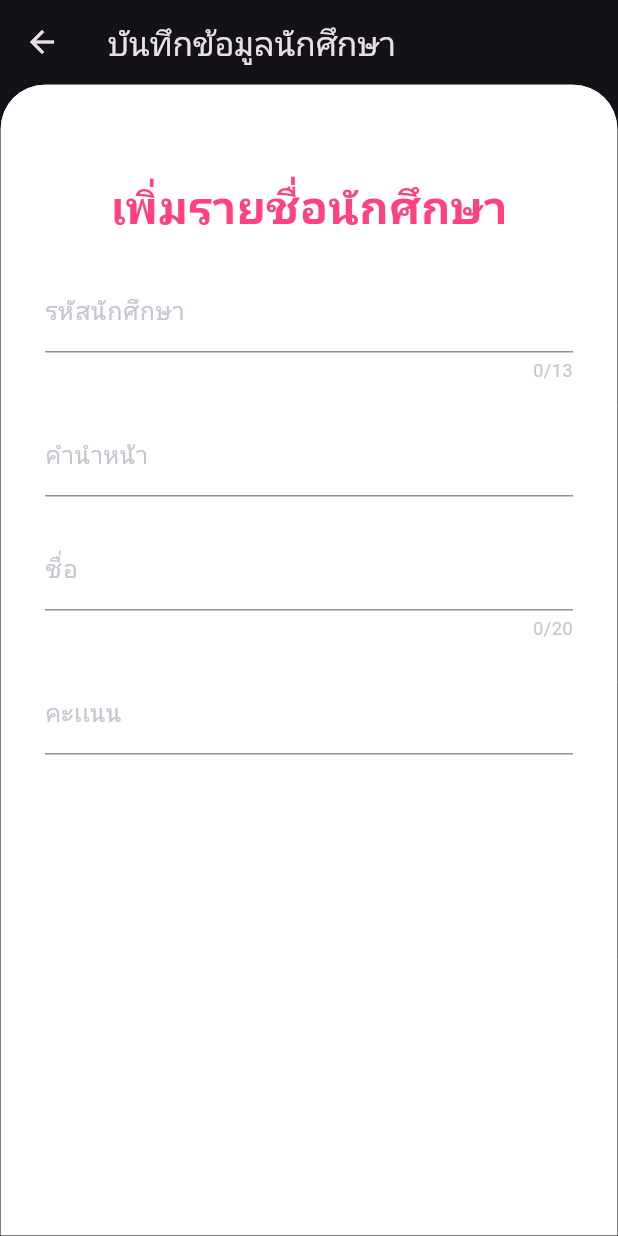
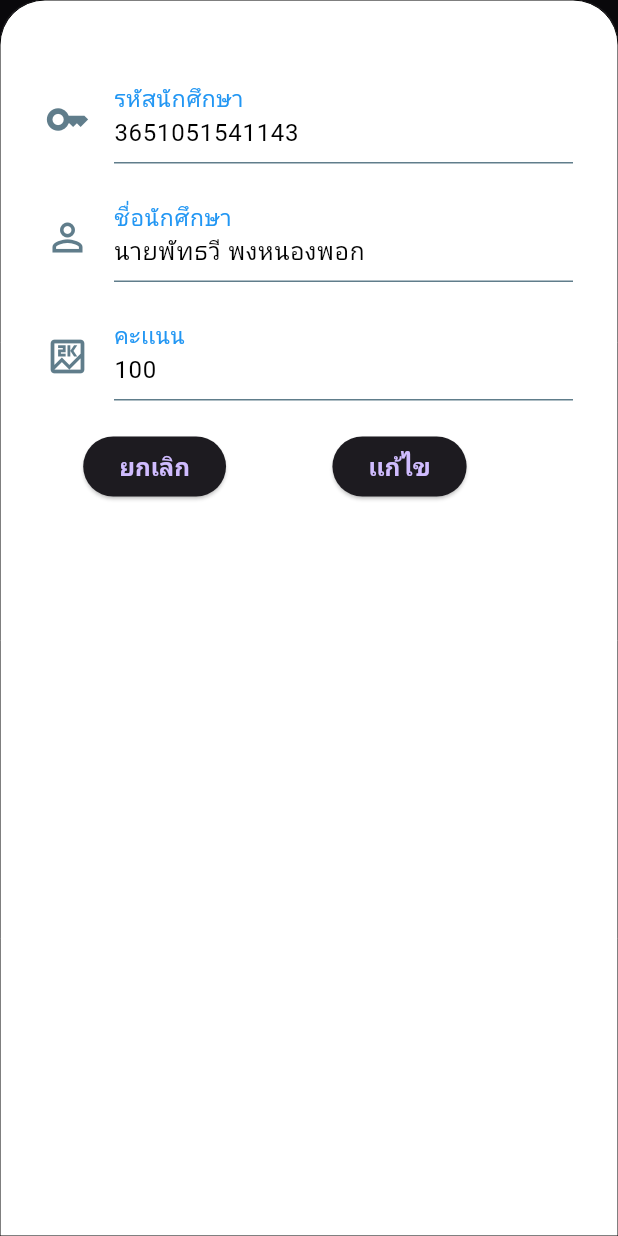
Before and after one commit to AuPattavee1143/student_flutter_app, a Flutter app: the screen it shows after launch, after a tap on an icon or button, on a phone screen of 412 x 824 dp. Run offline on Flutter 3.47's test engine with Material 3 defaults, Android fonts, the phone set to English and light mode, and no system bars.

Commit message:
third commit

```diff
--- a/lib/edit_screen.dart
+++ b/lib/edit_screen.dart
@@ -1,4 +1,5 @@
 import 'package:flutter/material.dart';
+import 'package:student_flutter_app/student.dart';
 
 class EditScreen extends StatefulWidget {
   final int index;
@@ -9,18 +10,22 @@ class EditScreen extends StatefulWidget {
 }
 
 class _EditScreenState extends State<EditScreen> {
-  final _fromkey = GlobalKey<FormState>();
-  String _id = '', _name = '';
-  int _score = 0;
-  String? _gender;
-
-  final List<String> titleList = ['นาย', 'นางสาว'];
+  var nameController = TextEditingController();
+  var idController = TextEditingController();
+  var scoreController = TextEditingController();
 
   @override
   Widget build(BuildContext context) {
-    return Scaffold(
-      appBar: AppBar(title: const Text('บันทึกข้อมูลนักศึกษา'),),
-      body: Container(
+
+
+    var numItem = widget.index;
+    if (numItem >= 0){
+      idController.text = Student.studentItems[numItem]['id'];
+      nameController.text = Student.studentItems[numItem]['name'];
+      scoreController.text = Student.studentItems[numItem]['score'].toString();
+    }
+
+    return  Container(
       padding: const EdgeInsets.all(30),
       decoration: BoxDecoration(
         color: Colors.white,
@@ -32,88 +37,99 @@ class _EditScreenState extends State<EditScreen> {
       ),
       child: Column(
         children: [
-            const SizedBox(height: 30,),
-            const Text('เพิ่มรายชื่อนักศึกษา',style: TextStyle(color: Colors.pinkAccent,fontSize: 30,fontWeight: FontWeight.bold),),
           const SizedBox(height: 20,),
-            Form(
-              key: _fromkey,
-              child: Column(
-                children: [
-                  TextFormField(
-                    maxLength: 13,
-                    keyboardType: TextInputType.number,
+          TextField(
+            controller: idController,
             style: const TextStyle(color: Colors.black),
             decoration: const InputDecoration(
-                      label: Text('รหัสนักศึกษา',style: TextStyle(fontSize: 16),)
+              labelText: 'รหัสนักศึกษา',
+              focusColor: Colors.pink,
+              labelStyle: TextStyle(
+                decorationColor: Colors.red,
+                color: Colors.blue,
+                fontSize: 20
               ),
-                    validator: (value) {
-                      if(value==null || value.isEmpty){
-                        return 'กรุณาป้อนรหัส';
-                      }
-                      return null;
-                    },
-                    onSaved: (value){
-                      _id = value.toString();
-                    },
+              icon: Icon(Icons.key, color: Colors.blueGrey,size: 30,),
+              fillColor: Colors.blueGrey,
+              enabledBorder: UnderlineInputBorder(
+                borderSide: BorderSide(color: Colors.blueGrey,style: BorderStyle.solid)
+              ),
+              focusedBorder: UnderlineInputBorder(
+                borderSide: BorderSide(color: Colors.pinkAccent)
+              )
+            ),
           ),
           const SizedBox(height: 20,),
-                  DropdownButtonFormField(
-                    value: _gender,
-                    style: const TextStyle(color: Colors.white),
+            TextField(
+              controller: nameController,
+              style: const TextStyle(color: Colors.black),
               decoration: const InputDecoration(
-                      label: Text('คำนำหน้า',style: TextStyle(fontSize: 16),)
+                labelText: 'ชื่อนักศึกษา',
+                focusColor: Colors.pink,
+                labelStyle: TextStyle(
+                  decorationColor: Colors.red,
+                  color: Colors.blue,
+                  fontSize: 20
                 ),
-                    items: titleList.map((item){
-                      return DropdownMenuItem(
-                        value: item,
-                        child: Text(item, style: const TextStyle(color: Colors.pink)));
-                    }).toList(),
-                    onChanged: (value){
-                      setState(() {
-                        _gender = value!;
-                      });
-                    },
-                    validator: (value){
-                      if(value==null){
-                        return 'กรุณาเลือกคำนำหน้า';
-                      }
-                      return null;
-                    },
+                icon: Icon(Icons.person_outline, color: Colors.blueGrey,size: 30,),
+                fillColor: Colors.blueGrey,
+                enabledBorder: UnderlineInputBorder(
+                  borderSide: BorderSide(color: Colors.blueGrey,style: BorderStyle.solid)
+                ),
+                focusedBorder: UnderlineInputBorder(
+                  borderSide: BorderSide(color: Colors.pinkAccent)
+                )
+              ),
             ),
           const SizedBox(height: 20,),
-                    TextFormField(
-                      maxLength: 20,
+            TextField(
+              controller: scoreController,
               style: const TextStyle(color: Colors.black),
               decoration: const InputDecoration(
-                        label: Text('ชื่อ',style: TextStyle(fontSize: 16),)
+                labelText: 'คะเเนน',
+                focusColor: Colors.pink,
+                labelStyle: TextStyle(
+                  decorationColor: Colors.red,
+                  color: Colors.blue,
+                  fontSize: 20
                 ),
-                      validator: (value){
-                        return (value==null||value.isEmpty)?'กรุณากรอกชื่อ':null;
-                      },
-                      onSaved: (value){
-                        _name = value!;
-                      },
+                icon: Icon(Icons.score_outlined, color: Colors.blueGrey,size: 30,),
+                fillColor: Colors.blueGrey,
+                enabledBorder: UnderlineInputBorder(
+                  borderSide: BorderSide(color: Colors.blueGrey,style: BorderStyle.solid)
+                ),
+                focusedBorder: UnderlineInputBorder(
+                  borderSide: BorderSide(color: Colors.pinkAccent)
+                )
+              ),
             ),
           const SizedBox(height: 20,),
-                    TextFormField(
-                      keyboardType: TextInputType.number,
-                      style: const TextStyle(color: Colors.black),
-                      decoration: const InputDecoration(
-                        label: Text('คะเเนน',style: TextStyle(fontSize: 16),)
-                      ),
-                      validator: (value){
-                        return (value==null||value.isEmpty)?'กรุณากรอกคะเเนน':null;
-                      },
-                      onSaved: (value){
-                        _score = int.parse(value.toString());
-                      },
-                    ),
+          buildbutton(),
         ],
-              )
-            )
-          ],
-        ),
       ),
     );
   }
+  Widget buildbutton() {
+    return Row(
+      mainAxisAlignment: MainAxisAlignment.spaceEvenly,
+      children: [
+        ElevatedButton(
+          onPressed: () {
+            Navigator.of(context).pop();
+          },
+          child: const Text('ยกเลิก',style: TextStyle(fontWeight: FontWeight.bold, fontSize: 16),),
+          ),
+          const SizedBox(width: 20,),
+          ElevatedButton(
+          onPressed: () {
+            Student.studentItems[widget.index]['id']=idController.text;
+            Student.studentItems[widget.index]['name']=nameController.text;
+            Student.studentItems[widget.index]['score']=int.parse(scoreController.text);
+          },
+          child: const Text('เเก้ไข',style: TextStyle(fontWeight: FontWeight.bold, fontSize: 16),),
+          ),
+          const SizedBox(width: 20,),
+      ],
+    );
   }
+}
--- a/lib/studentScreen.dart
+++ b/lib/studentScreen.dart
@@ -1,6 +1,7 @@
 import 'package:flutter/material.dart';
 import 'package:student_flutter_app/add_screen.dart';
 import 'package:student_flutter_app/edit_screen.dart';
+
 import 'package:student_flutter_app/student.dart';
 
 
@@ -14,6 +15,11 @@ class Studentscreen extends StatefulWidget {
 class _StudentscreenState extends State<Studentscreen> {
   @override
   Widget build(BuildContext context) {
+    Student.updateStudentItem = (){
+      setState(() {
+        Student.countItem = Student.studentItems.length;
+      });
+    };
     return Scaffold(
       body: SafeArea(child: Column(
         crossAxisAlignment: CrossAxisAlignment.center,
```
Also changed, not shown: lib/add_screen.dart (+137 -2 lines), pubspec.lock. Lines whose indentation alone changed are shown as unchanged.
